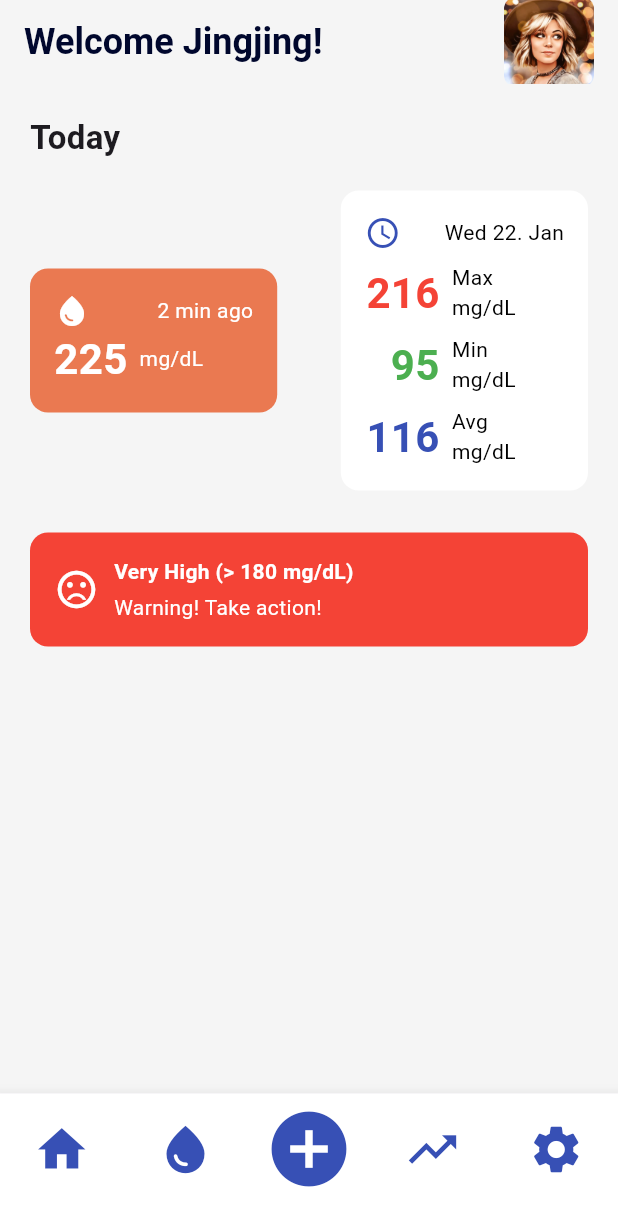
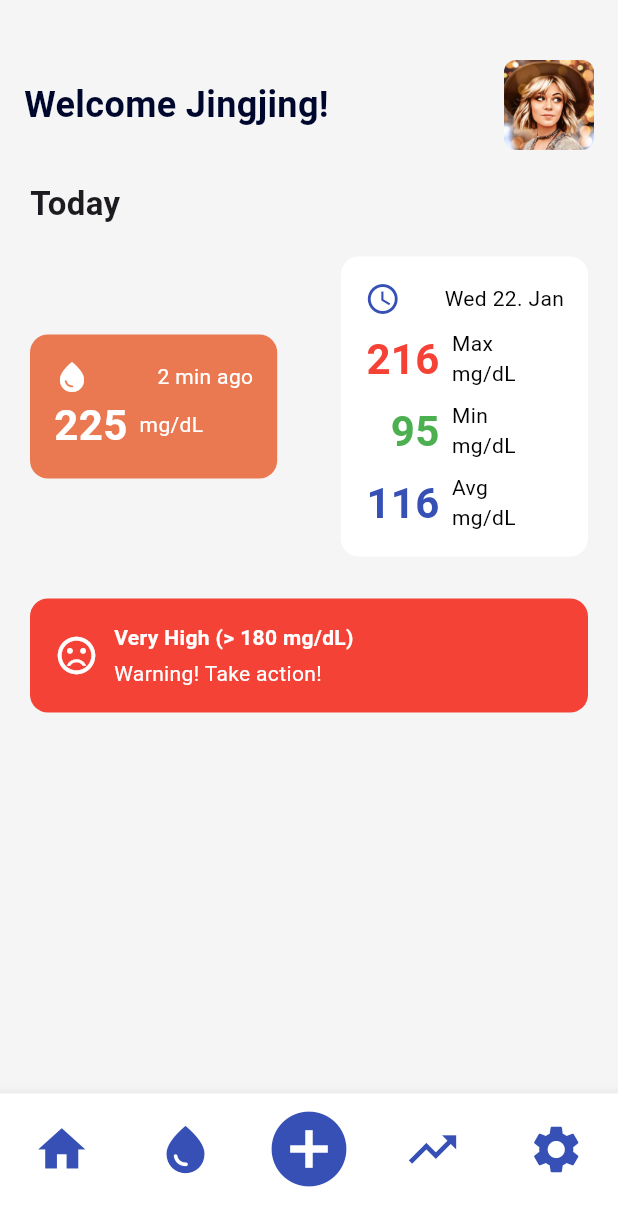
Before and after one commit to jingjingyang0803/GluMon, a Flutter app: the screen it shows after launch, on a phone screen of 412 x 824 dp. Shown: the top 1226 px of the screen. Run offline on Flutter 3.47's test engine with Material 3 defaults, Android fonts, the phone set to English and light mode, and no system bars; our stand-ins replace fl_chart, google_fonts.

Commit message:
Replace title on app bar

```diff
--- a/lib/components/welcome_title.dart
+++ b/lib/components/welcome_title.dart
@@ -9,7 +9,11 @@ class WelcomeTitle extends StatelessWidget {
 
   @override
   Widget build(BuildContext context) {
-    return Row(
+    return Column(mainAxisAlignment: MainAxisAlignment.center, children: [
+      SizedBox(
+        height: 20,
+      ),
+      Row(
         mainAxisAlignment: MainAxisAlignment.spaceBetween,
         children: [
           Text(
@@ -21,7 +25,8 @@ class WelcomeTitle extends StatelessWidget {
             ),
           ),
           ClipRRect(
-          borderRadius: BorderRadius.circular(8), // Adjust for rounded corners
+            borderRadius:
+                BorderRadius.circular(8), // Adjust for rounded corners
             child: Image.asset(
               'assets/images/profile.jpg',
               width: 60, // Adjust width
@@ -30,6 +35,7 @@ class WelcomeTitle extends StatelessWidget {
             ),
           )
         ],
-    );
+      ),
+    ]);
   }
 }
--- a/lib/screens/home_page.dart
+++ b/lib/screens/home_page.dart
@@ -12,10 +12,16 @@ class HomePage extends StatelessWidget {
   Widget build(BuildContext context) {
     return Scaffold(
       backgroundColor: Colors.grey[100],
-      appBar: AppBar(
-        elevation: 0,
-        backgroundColor: Colors.transparent,
-        title: WelcomeTitle(name: "Jingjing"),
+      appBar: PreferredSize(
+        preferredSize: Size.fromHeight(100), // Increase height to fit content
+        child: AppBar(
+          elevation: 0,
+          backgroundColor: Colors.transparent,
+          flexibleSpace: Padding(
+            padding: EdgeInsets.only(top: 20, left: 16, right: 16),
+            child: WelcomeTitle(name: "Jingjing"),
+          ),
+        ),
       ),
       body: Padding(
         padding: EdgeInsets.symmetric(horizontal: 20),
--- a/lib/utils/color_utils.dart
+++ b/lib/utils/color_utils.dart
@@ -5,4 +5,4 @@ final Color primaryBlack = Color(0xFF00072D); // Orange
 final Color primaryBlue = Color(0xFF3750B5); // Blue
 final Color primaryOrange = Color(0xFFEA7951); // Orange
 
-final Color primaryDarkBlue = Color(0xFF31507F); // Orange
+final Color primaryDarkBlue = Color(0xFF31507F); // Dark Blue
```
Also changed, not shown: lib/screens/base_screen.dart (+1 -25 lines). Lines whose indentation alone changed are shown as unchanged.
